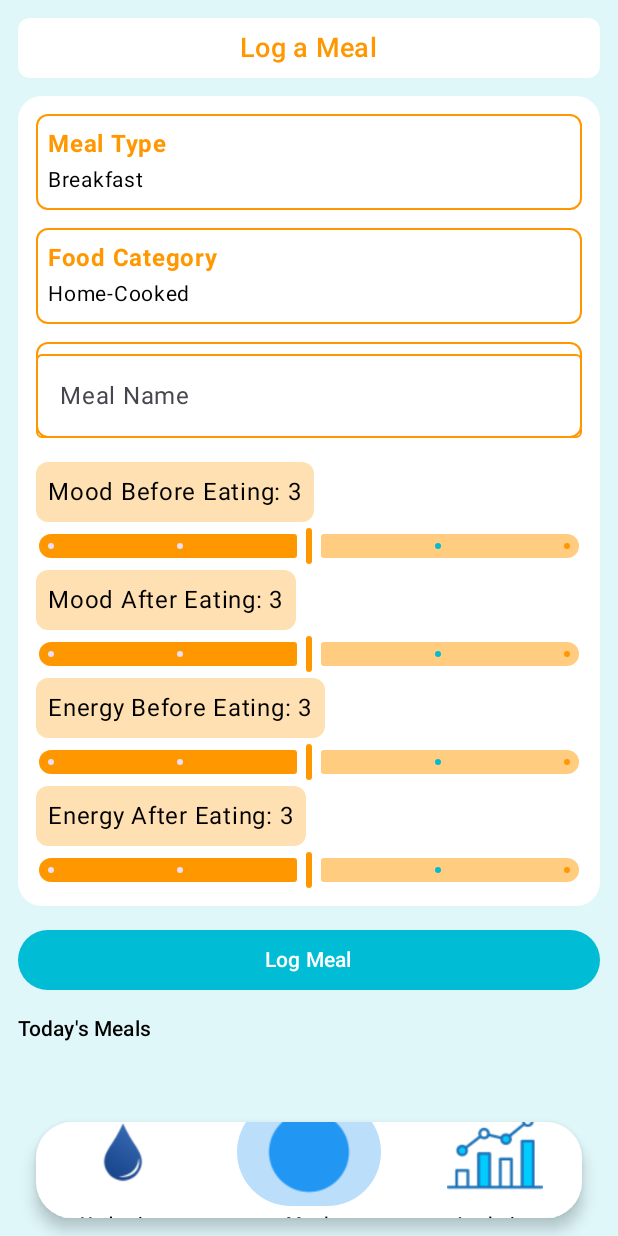
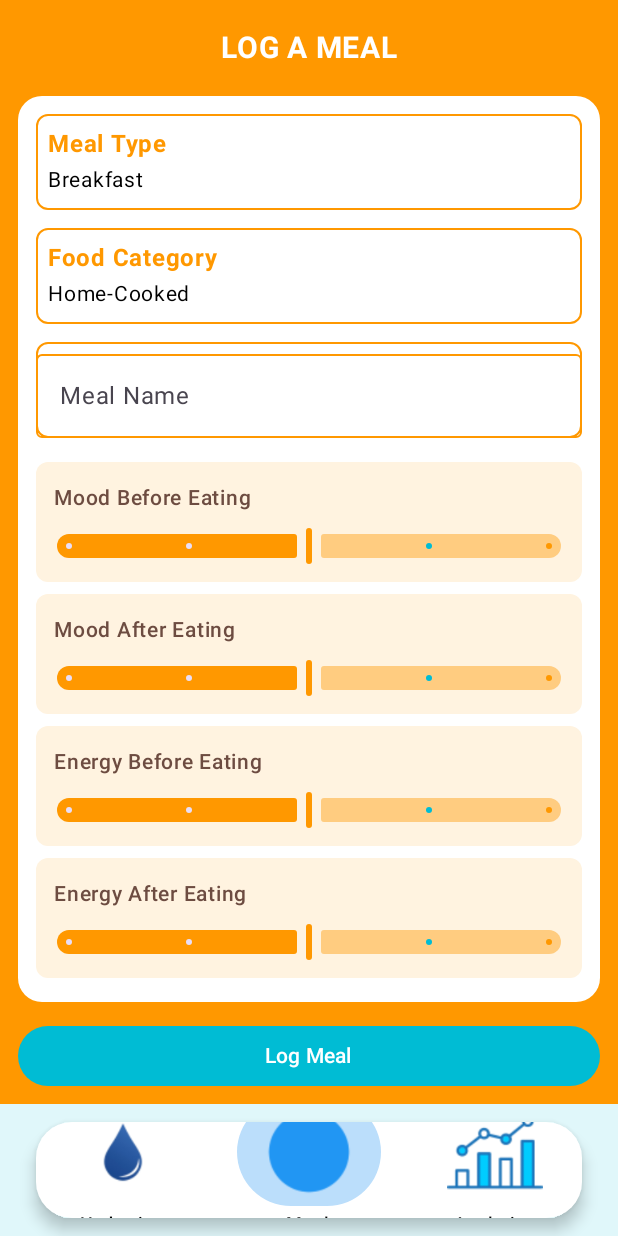
Before and after one commit to rajasm20/MoodSip, an Android app built with Jetpack Compose: the screen it shows after launch (MainActivity), item 2 of the bottom bar chosen, on a phone screen of 412 x 824 dp. Run offline under Robolectric (Android 15) with nearby library versions, the phone set to English and light mode, and no system bars; 3 statements that could not run were skipped.

Commit message:
Good orange UI meal log shown and event trigggered

```diff
--- a/app/src/main/java/com/example/moodsip/ui/screens/MealLoggingScreen.kt
+++ b/app/src/main/java/com/example/moodsip/ui/screens/MealLoggingScreen.kt
@@ -7,9 +7,7 @@ import androidx.compose.foundation.clickable
 import androidx.compose.foundation.layout.*
 import androidx.compose.foundation.lazy.LazyColumn
 import androidx.compose.foundation.lazy.items
-import androidx.compose.foundation.rememberScrollState
 import androidx.compose.foundation.shape.RoundedCornerShape
-import androidx.compose.foundation.verticalScroll
 import androidx.compose.material.icons.Icons
 import androidx.compose.material.icons.filled.ArrowDropDown
 import androidx.compose.material3.*
@@ -26,7 +24,6 @@ import com.example.moodsip.data.MealEntry
 import com.google.firebase.analytics.ktx.analytics
 import com.google.firebase.ktx.Firebase
 import kotlinx.coroutines.launch
-
 
 @Composable
 fun MealLoggerScreen(mealDataStoreManager: MealDataStoreManager) {
@@ -52,24 +49,20 @@ fun MealLoggerScreen(mealDataStoreManager: MealDataStoreManager) {
     LazyColumn(
         modifier = Modifier
             .fillMaxSize()
+            .background(Color(0xFFFF9800))
             .padding(12.dp),
         verticalArrangement = Arrangement.spacedBy(12.dp)
     ) {
         item {
-            Card(
-                shape = RoundedCornerShape(8.dp),
-                colors = CardDefaults.cardColors(containerColor = Color.White),
-                modifier = Modifier.fillMaxWidth()
-            ) {
+            Box(modifier = Modifier.fillMaxWidth()) {
                 Text(
-                    "Log a Meal",
-                    style = MaterialTheme.typography.titleMedium.copy(
-                        color = Color(0xFFFF9800),
-                        fontSize = 18.sp
-                    ),
+                    "LOG A MEAL",
+                    color = Color.White,
+                    fontWeight = FontWeight.Bold,
+                    fontSize = 20.sp,
                     modifier = Modifier
-                        .align(Alignment.CenterHorizontally)
-                        .padding(vertical = 8.dp)
+                        .align(Alignment.Center)
+                        .padding(8.dp)
                 )
             }
         }
@@ -174,18 +167,21 @@ fun MealLoggerScreen(mealDataStoreManager: MealDataStoreManager) {
 
 @Composable
 fun OrangeSlider(label: String, value: Float, onValueChange: (Float) -> Unit) {
-    Column(modifier = Modifier.fillMaxWidth()) {
-        Card(
-            shape = RoundedCornerShape(8.dp),
-            colors = CardDefaults.cardColors(containerColor = Color(0xFFFFE0B2)),
-            modifier = Modifier.padding(vertical = 4.dp)
+    Column(modifier = Modifier.fillMaxWidth().padding(vertical = 4.dp)) {
+        // Light orange background container
+        Box(
+            modifier = Modifier
+                .fillMaxWidth()
+                .background(Color(0xFFFFF3E0), RoundedCornerShape(8.dp))
+                .padding(12.dp)
         ) {
+            Column(verticalArrangement = Arrangement.spacedBy(8.dp)) {
                 Text(
-                "$label: ${value.toInt()}",
-                modifier = Modifier.padding(8.dp),
-                color = Color.Black
+                    text = label,
+                    fontSize = 14.sp,
+                    fontWeight = FontWeight.Medium,
+                    color = Color(0xFF6D4C41)
                 )
-        }
                 Slider(
                     value = value,
                     onValueChange = onValueChange,
@@ -200,6 +196,9 @@ fun OrangeSlider(label: String, value: Float, onValueChange: (Float) -> Unit) {
                 )
             }
         }
+    }
+}
+
 
 @Composable
 fun OrangeLabeledDropdown(
```
Lines whose indentation alone changed are shown as unchanged.
